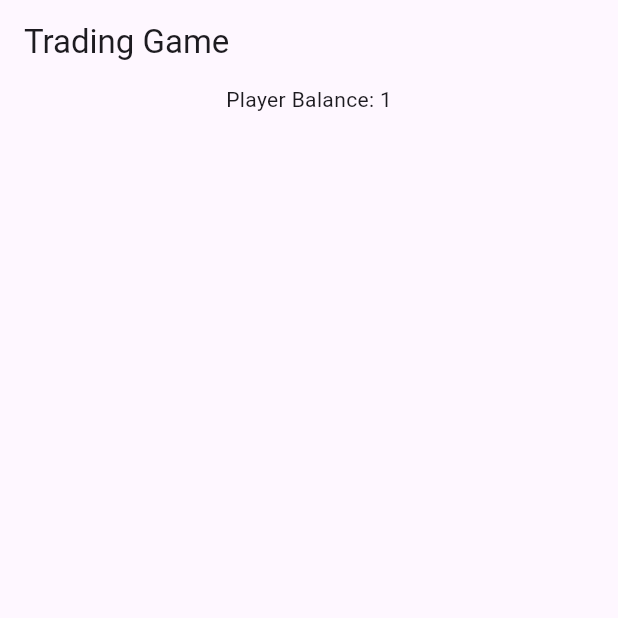
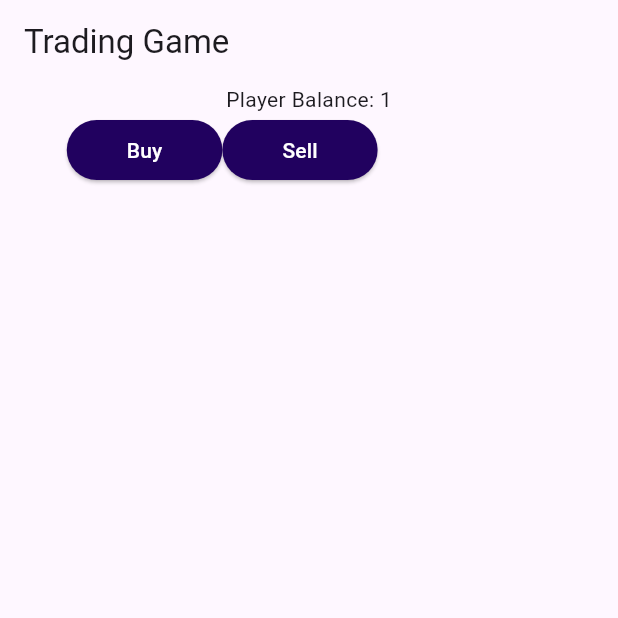
Before and after one commit to MinhHnMiro/StockTradingGame-Alpha-, a Flutter app: the screen it shows after launch, on a phone screen of 412 x 824 dp, the top half of it. Run offline on Flutter 3.47's test engine with Material 3 defaults, Android fonts, the phone set to English and light mode, and no system bars.

Commit message:
Buy and Sell Buttons

```diff
--- /dev/null
+++ b/lib/WidgetModels/button.dart
@@ -0,0 +1,31 @@
+import 'package:flutter/material.dart';
+
+class SBButton extends StatelessWidget {
+  const SBButton({
+    super.key,
+    required this.text,
+    required this.onTap,
+  });
+
+  final String text;
+  final void Function() onTap;
+
+  @override
+  Widget build(BuildContext context) {
+    return ElevatedButton(
+      onPressed: onTap,
+      style: ElevatedButton.styleFrom(
+        padding: const EdgeInsets.symmetric(
+          vertical: 10,
+          horizontal: 40),
+        backgroundColor:
+          const Color.fromARGB(255, 33, 1, 95),
+        foregroundColor: Colors.white,
+        shape: RoundedRectangleBorder(
+          borderRadius: BorderRadius.circular(40),
+        ),
+      ),
+      child: Text(text, textAlign: TextAlign.center,),
+    );
+  }
+}
--- a/lib/main_screen.dart
+++ b/lib/main_screen.dart
@@ -1,5 +1,6 @@
 import 'package:flutter/material.dart';
 import 'dataModels/create_stocks.dart';
+import 'WidgetModels/button.dart';
 
 class TradingGame extends StatefulWidget {
   const TradingGame({super.key});
@@ -37,6 +38,8 @@ class _TradingGameState extends State<TradingGame> {
                     color: Color.fromARGB(0, 0, 0, 0),
                   ),
                 ),
+                SBButton(text: 'Buy', onTap: () {}),
+                SBButton(text: 'Sell', onTap: () {}),
               ],
               // Buy/Sell buttons
             )
```
